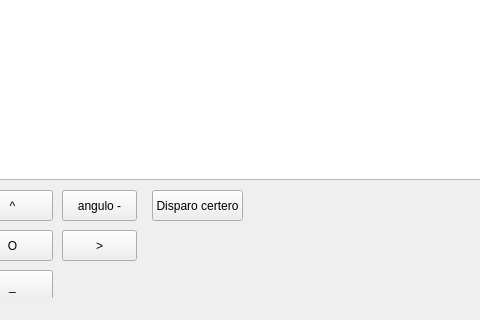
Before: the Qt Designer form solucionParcial/mainwindow.ui in Julian-guillermo-zapata-rugeles/parcial-3, drawn with Qt 5; both pictures show x 158 to 638 and y 380 to 700 of the 1300 by 700 pixel window.
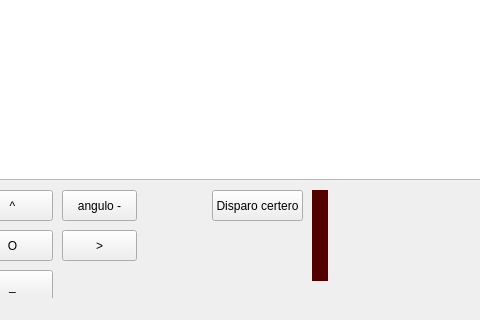
After: the same form once the commit is applied.

What changed in the file:
```diff
--- a/solucionParcial/mainwindow.ui
+++ b/solucionParcial/mainwindow.ui
@@ -196,7 +196,7 @@
    <widget class="QPushButton" name="btn_fuego_3">
     <property name="geometry">
      <rect>
-      <x>310</x>
+      <x>370</x>
       <y>570</y>
       <width>91</width>
       <height>31</height>
@@ -206,6 +206,22 @@
      <string>Disparo certero</string>
     </property>
    </widget>
+   <widget class="QLabel" name="label">
+    <property name="geometry">
+     <rect>
+      <x>470</x>
+      <y>570</y>
+      <width>16</width>
+      <height>91</height>
+     </rect>
+    </property>
+    <property name="styleSheet">
+     <string notr="true">background-color: rgb(83, 0, 1);</string>
+    </property>
+    <property name="text">
+     <string/>
+    </property>
+   </widget>
   </widget>
   <widget class="QMenuBar" name="menubar">
    <property name="geometry">
```
